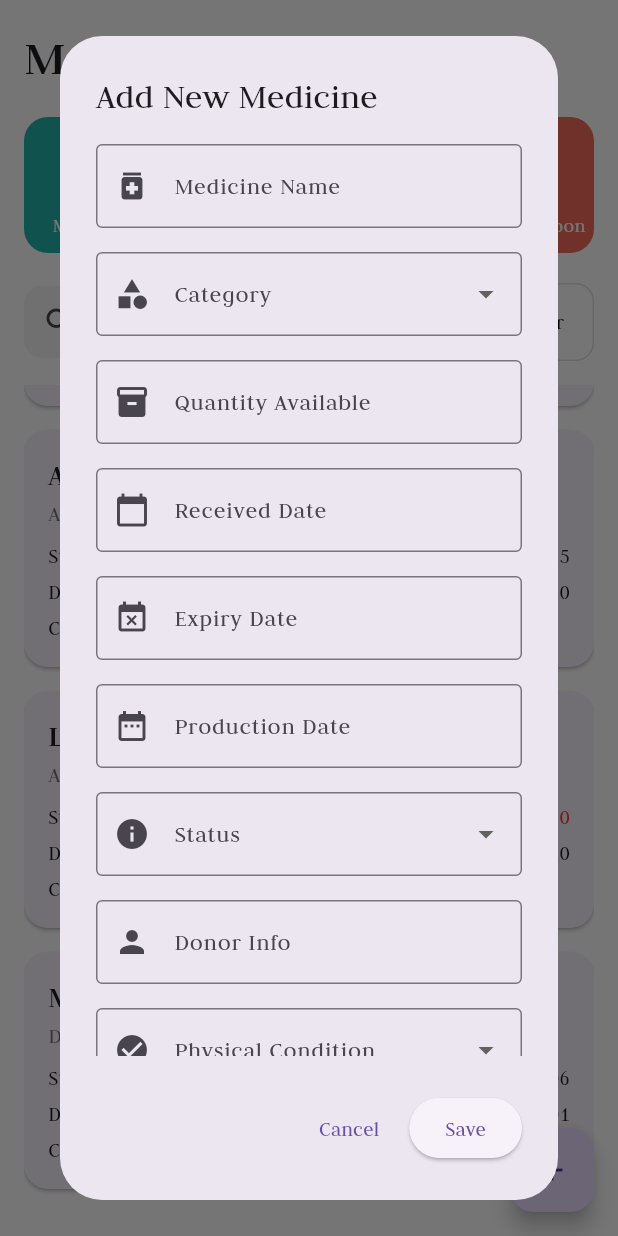
After one commit to Mahmoud031/graduation_project, a Flutter app: the MedicineInventoryView screen opened by its route, scrolled down 144 dp, after a tap on the "add" icon, on a phone screen of 412 x 824 dp. The commit adds this screen. Run offline on Flutter 3.47's test engine with Material 3 defaults, Android fonts, the phone set to English and light mode, and no system bars; our stand-ins replace bloc, cloud_firestore, dartz, dots_indicator, firebase_auth, firebase_core and 8 more; missing offline and left inert: flutter_facebook_auth; accounts and stored records are empty; statements that could not run were skipped.

Commit message:
add FAB to medicine invnetory to add medicines

```diff
--- a/lib/features/ngo_features/Medicine_inventory/presentation/views/medicine_inventory_view.dart
+++ b/lib/features/ngo_features/Medicine_inventory/presentation/views/medicine_inventory_view.dart
@@ -1,15 +1,29 @@
 import 'package:flutter/material.dart';
-
+import 'widgets/add_medicine_dialog.dart';
 import 'widgets/medicine_inventory_view_body.dart';
 
 class MedicineInventoryView extends StatelessWidget {
   const MedicineInventoryView({super.key});
   static const String routeName = 'medicine_inventory_view';
+
+  void _showAddMedicineDialog(BuildContext context) {
+    showDialog(
+      context: context,
+      builder: (context) => const AddMedicineDialog(),
+    );
+  }
+
   @override
   Widget build(BuildContext context) {
     return SafeArea(
       child: Scaffold(
         backgroundColor: Colors.white,
-        body: MedicineInventoryViewBody()));
+        body: MedicineInventoryViewBody(),
+        floatingActionButton: FloatingActionButton(
+          onPressed: () => _showAddMedicineDialog(context),
+          child: const Icon(Icons.add),
+        ),
+      ),
+    );
   }
 }
--- /dev/null
+++ b/lib/features/ngo_features/Medicine_inventory/presentation/views/widgets/add_medicine_dialog.dart
@@ -0,0 +1,246 @@
+import 'package:flutter/material.dart';
+
+class AddMedicineDialog extends StatefulWidget {
+  const AddMedicineDialog({super.key});
+
+  @override
+  State<AddMedicineDialog> createState() => _AddMedicineDialogState();
+}
+
+class _AddMedicineDialogState extends State<AddMedicineDialog> {
+  final TextEditingController _medicineNameController = TextEditingController();
+  final TextEditingController _quantityController = TextEditingController();
+  final TextEditingController _donorInfoController = TextEditingController();
+  final TextEditingController _notesController = TextEditingController();
+
+  DateTime? _receivedDate;
+  DateTime? _expiryDate;
+  DateTime? _productionDate;
+  String? _selectedCategory;
+  String? _selectedStatus;
+  String? _selectedPhysicalCondition;
+
+  final List<String> _categories = [
+    'Painkiller',
+    'Antibiotic',
+    'Cardiac',
+    'Antiviral',
+    'Antifungal',
+    'Antihistamine',
+    'Antacid',
+    'Other'
+  ];
+
+  final List<String> _statuses = [
+    'New',
+    'Opened',
+    'Near Expiry',
+    'Expired',
+    'Damaged'
+  ];
+
+  final List<String> _physicalConditions = [
+    'Sealed',
+    'Opened',
+    'Good condition',
+    'Damaged',
+    'Partially used'
+  ];
+
+  Future<void> _selectDate(BuildContext context, bool isReceivedDate, bool isExpiryDate) async {
+    final DateTime? picked = await showDatePicker(
+      context: context,
+      initialDate: DateTime.now(),
+      firstDate: DateTime(2000),
+      lastDate: DateTime(2100),
+    );
+    if (picked != null) {
+      setState(() {
+        if (isReceivedDate) {
+          _receivedDate = picked;
+        } else if (isExpiryDate) {
+          _expiryDate = picked;
+        } else {
+          _productionDate = picked;
+        }
+      });
+    }
+  }
+
+  @override
+  void dispose() {
+    _medicineNameController.dispose();
+    _quantityController.dispose();
+    _donorInfoController.dispose();
+    _notesController.dispose();
+    super.dispose();
+  }
+
+  @override
+  Widget build(BuildContext context) {
+    return AlertDialog(
+      title: const Text('Add New Medicine'),
+      content: SingleChildScrollView(
+        child: Column(
+          mainAxisSize: MainAxisSize.min,
+          crossAxisAlignment: CrossAxisAlignment.start,
+          children: [
+            TextField(
+              controller: _medicineNameController,
+              decoration: const InputDecoration(
+                labelText: 'Medicine Name',
+                hintText: 'e.g., Paracetamol 500mg',
+                border: OutlineInputBorder(),
+                prefixIcon: Icon(Icons.medication),
+              ),
+            ),
+            const SizedBox(height: 16),
+            DropdownButtonFormField<String>(
+              value: _selectedCategory,
+              decoration: const InputDecoration(
+                labelText: 'Category',
+                border: OutlineInputBorder(),
+                prefixIcon: Icon(Icons.category),
+              ),
+              items: _categories.map((String category) {
+                return DropdownMenuItem<String>(
+                  value: category,
+                  child: Text(category),
+                );
+              }).toList(),
+              onChanged: (String? newValue) {
+                setState(() {
+                  _selectedCategory = newValue;
+                });
+              },
+            ),
+            const SizedBox(height: 16),
+            TextField(
+              controller: _quantityController,
+              decoration: const InputDecoration(
+                labelText: 'Quantity Available',
+                border: OutlineInputBorder(),
+                prefixIcon: Icon(Icons.inventory),
+              ),
+              keyboardType: TextInputType.number,
+            ),
+            const SizedBox(height: 16),
+            TextField(
+              decoration: InputDecoration(
+                labelText: 'Received Date',
+                border: const OutlineInputBorder(),
+                prefixIcon: const Icon(Icons.calendar_today),
+                hintText: _receivedDate != null
+                    ? '${_receivedDate!.day}/${_receivedDate!.month}/${_receivedDate!.year}'
+                    : 'Select Date',
+              ),
+              readOnly: true,
+              onTap: () => _selectDate(context, true, false),
+            ),
+            const SizedBox(height: 16),
+            TextField(
+              decoration: InputDecoration(
+                labelText: 'Expiry Date',
+                border: const OutlineInputBorder(),
+                prefixIcon: const Icon(Icons.event_busy),
+                hintText: _expiryDate != null
+                    ? '${_expiryDate!.day}/${_expiryDate!.month}/${_expiryDate!.year}'
+                    : 'Select Date',
+              ),
+              readOnly: true,
+              onTap: () => _selectDate(context, false, true),
+            ),
+            const SizedBox(height: 16),
+            TextField(
+              decoration: InputDecoration(
+                labelText: 'Production Date',
+                hintText: _productionDate != null
+                    ? '${_productionDate!.day}/${_productionDate!.month}/${_productionDate!.year}'
+                    : 'Optional - Select Date',
+                border: const OutlineInputBorder(),
+                prefixIcon: const Icon(Icons.date_range),
+              ),
+              readOnly: true,
+              onTap: () => _selectDate(context, false, false),
+            ),
+            const SizedBox(height: 16),
+            DropdownButtonFormField<String>(
+              value: _selectedStatus,
+              decoration: const InputDecoration(
+                labelText: 'Status',
+                border: OutlineInputBorder(),
+                prefixIcon: Icon(Icons.info),
+              ),
+              items: _statuses.map((String status) {
+                return DropdownMenuItem<String>(
+                  value: status,
+                  child: Text(status),
+                );
+              }).toList(),
+              onChanged: (String? newValue) {
+                setState(() {
+                  _selectedStatus = newValue;
+                });
+              },
+            ),
+            const SizedBox(height: 16),
+            TextField(
+              controller: _donorInfoController,
+              decoration: const InputDecoration(
+                labelText: 'Donor Info',
+                hintText: 'Name or ID of the donor',
+                border: OutlineInputBorder(),
+                prefixIcon: Icon(Icons.person),
+              ),
+            ),
+            const SizedBox(height: 16),
+            DropdownButtonFormField<String>(
+              value: _selectedPhysicalCondition,
+              decoration: const InputDecoration(
+                labelText: 'Physical Condition',
+                border: OutlineInputBorder(),
+                prefixIcon: Icon(Icons.check_circle),
+              ),
+              items: _physicalConditions.map((String condition) {
+                return DropdownMenuItem<String>(
+                  value: condition,
+                  child: Text(condition),
+                );
+              }).toList(),
+              onChanged: (String? newValue) {
+                setState(() {
+                  _selectedPhysicalCondition = newValue;
+                });
+              },
+            ),
+            const SizedBox(height: 16),
+            TextField(
+              controller: _notesController,
+              maxLines: 3,
+              decoration: const InputDecoration(
+                labelText: 'Notes',
+                hintText: 'Example: "Donated without box"',
+                border: OutlineInputBorder(),
+                prefixIcon: Icon(Icons.note),
+                alignLabelWithHint: true,
+              ),
+            ),
+          ],
+        ),
+      ),
+      actions: [
+        TextButton(
+          onPressed: () => Navigator.pop(context),
+          child: const Text('Cancel'),
+        ),
+        ElevatedButton(
+          onPressed: () {
+            // TODO: Implement save functionality with the form data
+            Navigator.pop(context);
+          },
+          child: const Text('Save'),
+        ),
+      ],
+    );
+  }
+}
```
